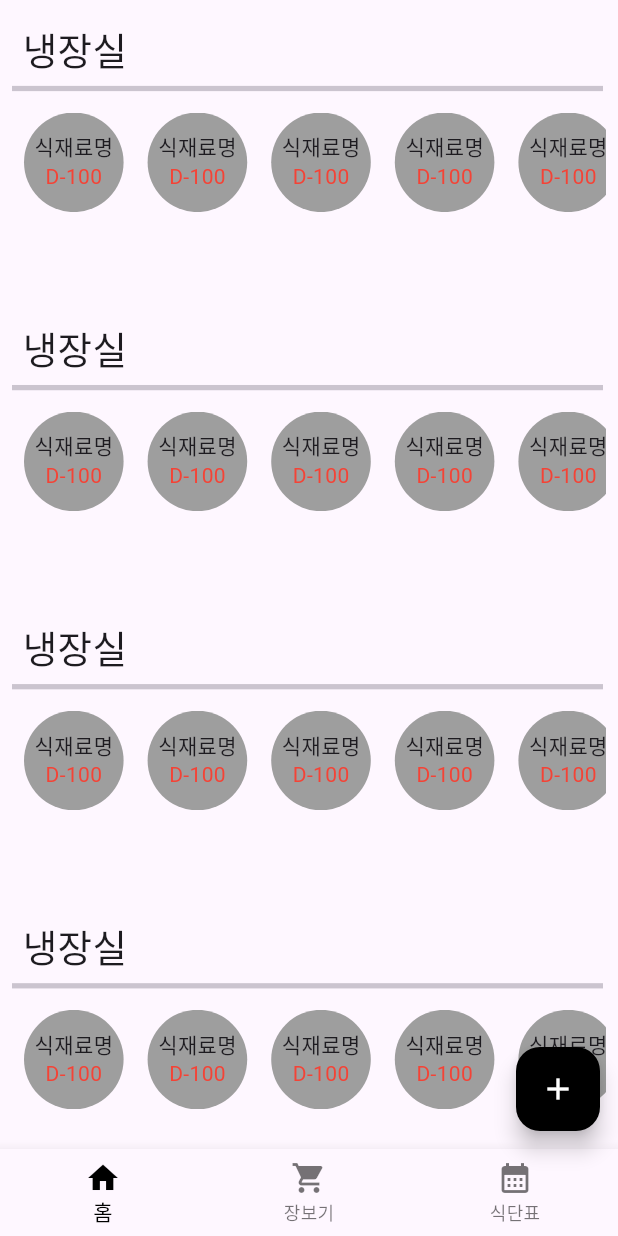
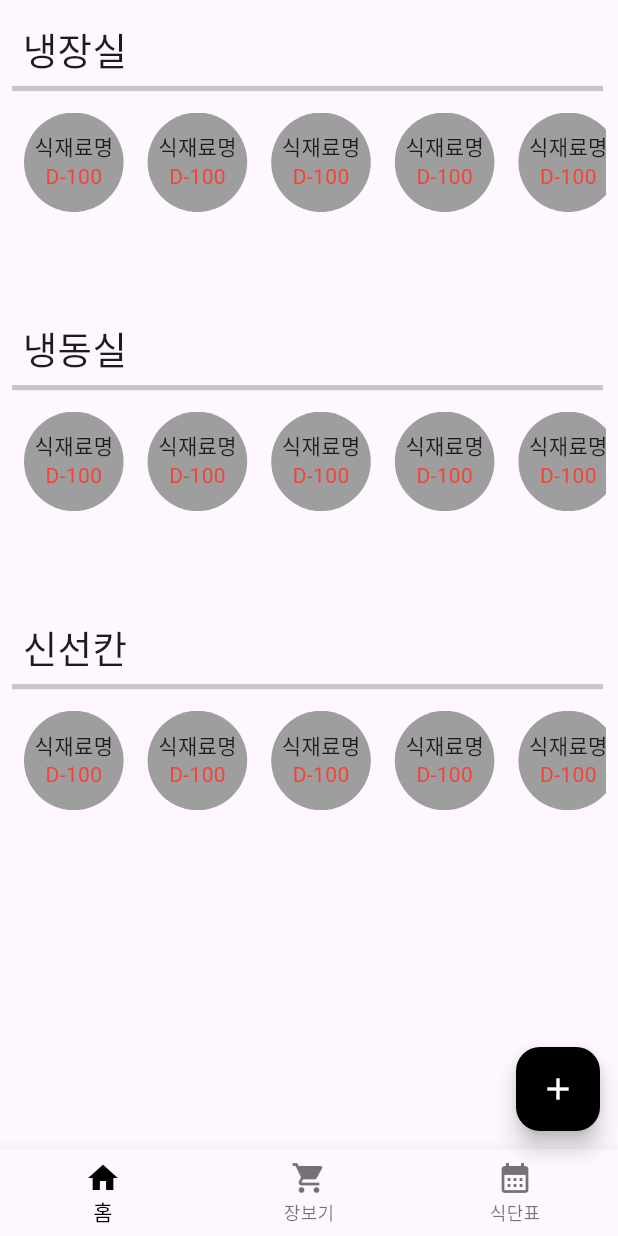
Before and after one commit to seojh5939/RefrigeratorMap, a Flutter app: the screen it shows after launch, on a phone screen of 412 x 824 dp. Run offline on Flutter 3.47's test engine with Material 2 defaults, Android fonts, the phone set to English and light mode, and no system bars; our stand-ins replace sqflite, table_calendar; accounts and stored records are empty.

Commit message:
[FEAT] : ⚙ 홈화면 저장칸 목록 데이터 적용완료

```diff
--- a/lib/view/home/home_category_list.dart
+++ b/lib/view/home/home_category_list.dart
@@ -1,7 +1,10 @@
 import 'package:flutter/material.dart';
+import 'package:provider/provider.dart';
+import 'package:refrigerator_map/viewModel/main_viewmodel.dart';
 
 class HomeCategoryList extends StatelessWidget {
-  const HomeCategoryList({super.key});
+  final String label;
+  const HomeCategoryList({super.key, required this.label});
 
   @override
   Widget build(BuildContext context) {
@@ -9,7 +12,7 @@ class HomeCategoryList extends StatelessWidget {
       mainAxisAlignment: MainAxisAlignment.start,
       crossAxisAlignment: CrossAxisAlignment.start,
       children: [
-        RenderRefrigeratorListTitle(),
+        RenderRefrigeratorListTitle(label: label),
         RenderListView(),
         Padding(
           padding: const EdgeInsets.only(bottom: 50),
@@ -81,8 +84,10 @@ class RenderRefrigeratorItem extends StatelessWidget {
 }
 
 class RenderRefrigeratorListTitle extends StatelessWidget {
+  final String label;
   const RenderRefrigeratorListTitle({
     super.key,
+    required this.label,
   });
 
   @override
@@ -96,7 +101,7 @@ class RenderRefrigeratorListTitle extends StatelessWidget {
             top: 15,
           ),
           child: Text(
-            "냉장실",
+            label,
             style: TextStyle(fontSize: 25, fontWeight: FontWeight.w500),
           ),
         ),
--- a/lib/view/home/home_page.dart
+++ b/lib/view/home/home_page.dart
@@ -1,8 +1,10 @@
 import 'package:flutter/material.dart';
+import 'package:provider/provider.dart';
 import 'package:refrigerator_map/view/common/bottom_navi_bar.dart';
 import 'package:refrigerator_map/view/common/floating_action_button.dart';
 import 'package:refrigerator_map/view/home/home_category_list.dart';
 import 'package:refrigerator_map/view/home/add_refrigerator_page.dart';
+import 'package:refrigerator_map/viewModel/main_viewmodel.dart';
 
 /// 메인 페이지
 class HomePage extends StatelessWidget {
@@ -10,12 +12,13 @@ class HomePage extends StatelessWidget {
 
   @override
   Widget build(BuildContext context) {
+    var list = context.read<MainViewModel>().list; // 보관칸 저장 리스트
     return Scaffold(
       body: SafeArea(
         child: ListView.builder(
-          itemCount: 5,
+          itemCount: list.length,
           itemBuilder: (context, index) {
-            return HomeCategoryList();
+            return HomeCategoryList(label: list[index]);
           },
         ),
       ),
```
